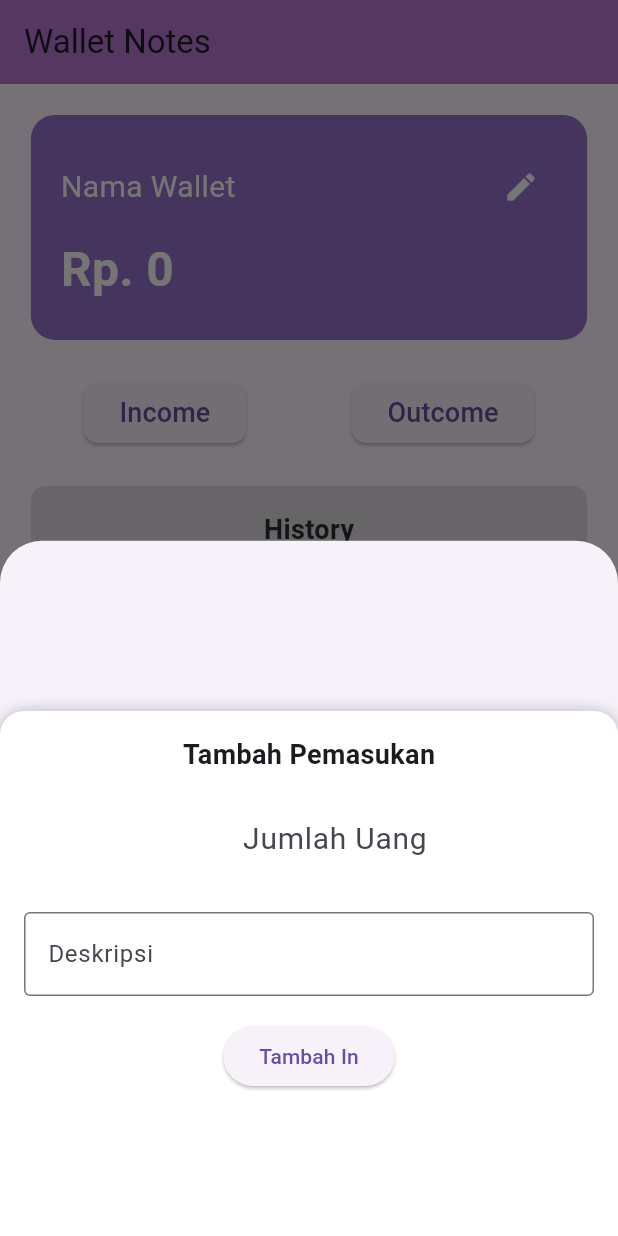
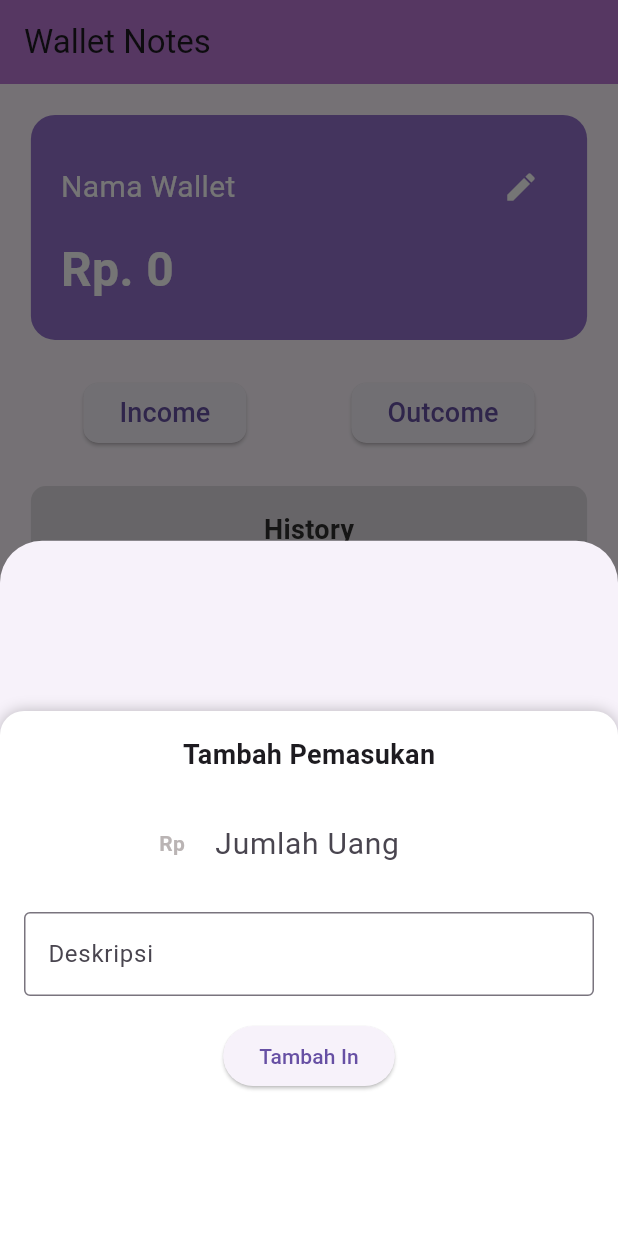
Before and after one commit to ZaraaKun/wallet_notes, a Flutter app: the screen it shows after launch, after a tap on "Income", on a phone screen of 412 x 824 dp. Run offline on Flutter 3.47's test engine with Material 3 defaults, Android fonts, the phone set to English and light mode, and no system bars; drawn by our look-alikes of sliding_up_panel.

Commit message:
update1.1(fix false value)

```diff
--- a/lib/widget/input_slide.dart
+++ b/lib/widget/input_slide.dart
@@ -45,27 +45,37 @@ class _InputSlideState extends State<InputSlide> {
             ),
             SizedBox(height: 16.0),
             SizedBox(
-              width: 200.0, // Ganti dengan lebar yang diinginkan
-              height: 60.0, // Ganti dengan tinggi yang diinginkan
+              width: 200.0,
+              height: 60.0,
+              child: Row(
+                children: [
+                  Text(
+                    'Rp',
+                    style: TextStyle(
+                        color: Color(0xffbab4b4), fontWeight: FontWeight.bold),
+                  ),
+                  SizedBox(
+                    height: 8.0,
+                  ),
+                  Expanded(
                     child: TextField(
                       controller: _amountController,
                       keyboardType: TextInputType.number,
                       style: TextStyle(fontSize: 20.0),
                       decoration: InputDecoration(
-                  prefixText: 'Rp. ', // Prefix untuk 'Rp'
                         hintText: 'Jumlah Uang',
-                  prefixStyle: TextStyle(
-                      color: Colors.grey[600],
-                      fontSize: 20.0,
-                      fontWeight: FontWeight.bold), // Warna prefix
-
-                  border: InputBorder.none, // Menghapus outline border
-                  contentPadding:
-                      EdgeInsets.symmetric(horizontal: 16.0, vertical: 12.0),
+                        border: InputBorder.none,
+                        contentPadding: EdgeInsets.symmetric(
+                          horizontal: 16.0,
+                          vertical: 12.0,
+                        ),
                         filled: true,
-                  fillColor: Color(0xffffffff), // Warna latar belakang input
+                        fillColor: Color(0xffffffff),
                       ),
                       onChanged: _formatInput,
+                    ),
+                  )
+                ],
               ),
             ),
             SizedBox(height: 16.0),
```
Also changed, not shown: lib/screen/home_wallet.dart (+35 -0 lines). Lines whose indentation alone changed are shown as unchanged.
